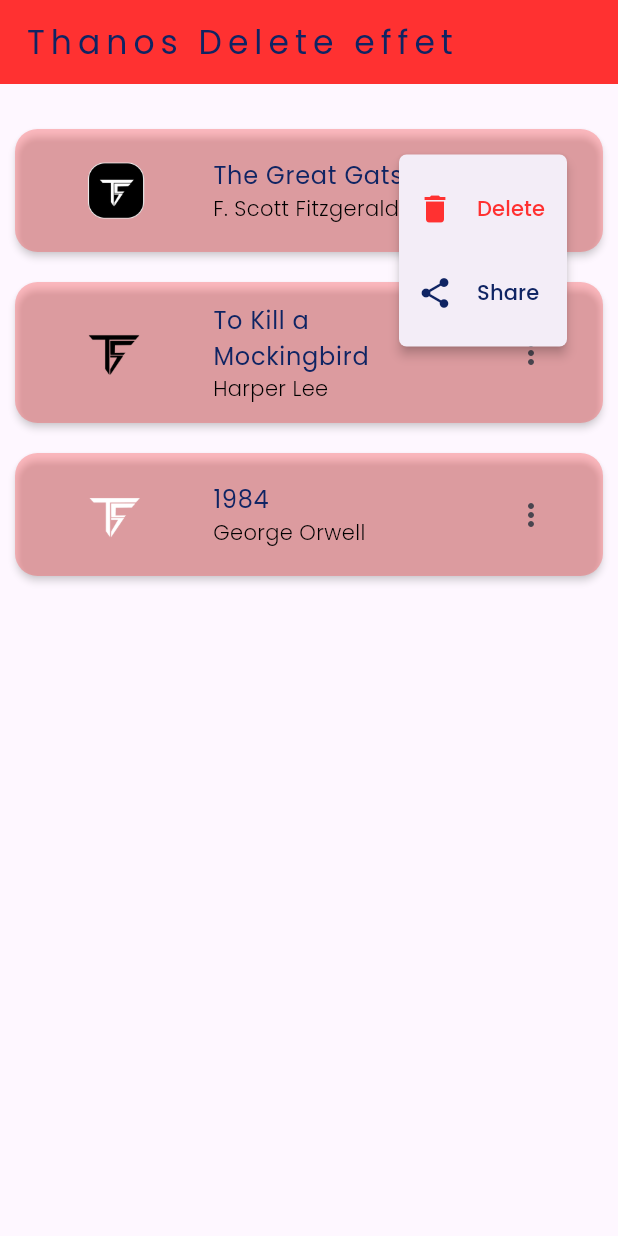
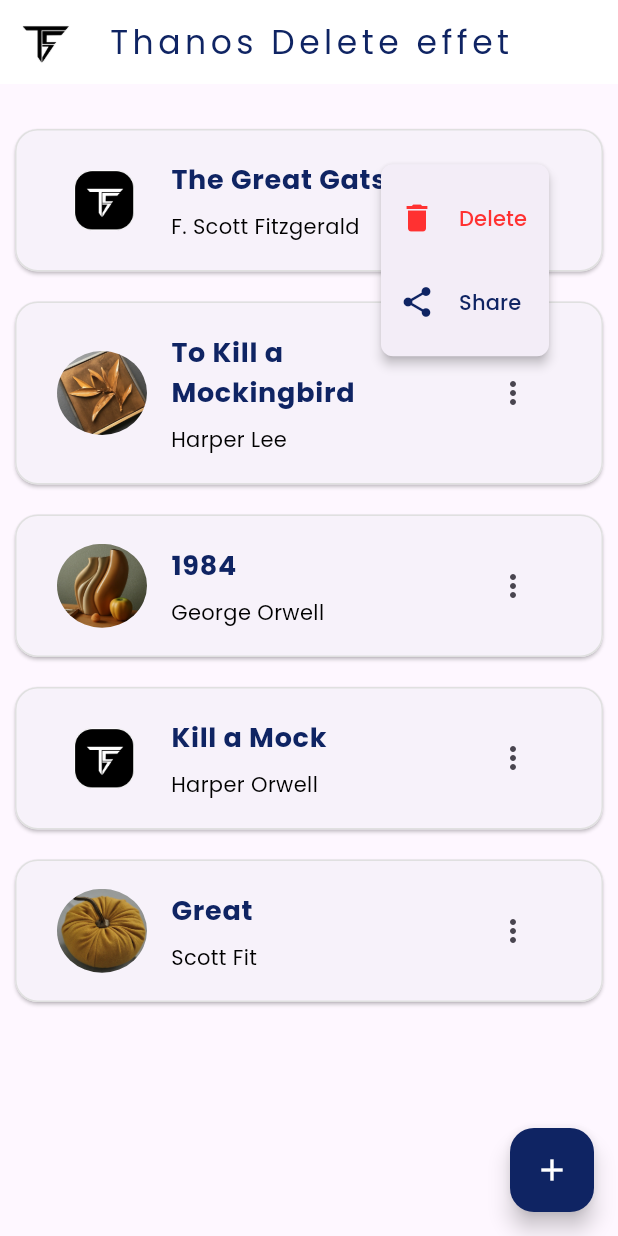
Before and after one commit to TilStack/FlutterProjects, a Flutter app: the screen it shows after launch, after a tap on the "more vert" icon, on a phone screen of 412 x 824 dp. Run offline on Flutter 3.47's test engine with Material 3 defaults, Android fonts, the light colour scheme and no system bars; our stand-ins replace convex_bottom_bar, flex_color_scheme, google_fonts, zoom_tap_animation; missing offline and left inert: snappable_thanos, spincircle_bottom_bar; statements that could not run were skipped.

Commit message:
some modifications

```diff
--- a/thanos_effect_works/lib/screens/thanos_delete_page.dart
+++ b/thanos_effect_works/lib/screens/thanos_delete_page.dart
@@ -16,16 +16,21 @@ class _Thanos_DeleteState extends State<Thanos_Delete> {
   Widget build(BuildContext context) {
     List<Map<String, String>> cardData = [
       {'title': 'The Great Gatsby', 'subtitle': 'F. Scott Fitzgerald', 'image': 'assets/png/cc.png'},
-      {'title': 'To Kill a Mockingbird', 'subtitle': 'Harper Lee', 'image': 'assets/png/til.png'},
-      {'title': '1984', 'subtitle': 'George Orwell', 'image': 'assets/png/tillwhite.png'},
+      {'title': 'To Kill a Mockingbird', 'subtitle': 'Harper Lee', 'image': 'assets/png/a.jpg'},
+      {'title': '1984', 'subtitle': 'George Orwell', 'image': 'assets/png/e.jpg'},
+      {'title': 'Kill a Mock', 'subtitle': 'Harper Orwell', 'image': 'assets/png/cc.png'},
+      {'title': 'Great', 'subtitle': 'Scott Fit', 'image': 'assets/png/rt.jpg'},
     ];
     return Scaffold(
       appBar: AppBar(
-        backgroundColor: SECOND_COLOR,
+        centerTitle: true,
+        backgroundColor: Colors.white,
         foregroundColor: FIRST_COLOR,
         title: Text(widget.title,style: GoogleFonts.poppins(
-          letterSpacing: 4
-        ),),
+          letterSpacing: 3
+        ),
+        ),
+        leading: Container(margin:EdgeInsets.only(left: 5),child: Image.asset("assets/png/till.png")),
       ),
       body: Container(
         margin: const EdgeInsets.only(top: 20),
@@ -41,7 +46,15 @@ class _Thanos_DeleteState extends State<Thanos_Delete> {
             );
           },
         ),
-      )
+      ),
+      floatingActionButton: FloatingActionButton(
+        backgroundColor: FIRST_COLOR,
+        foregroundColor: Colors.white,
+        onPressed: (){
+        },
+        tooltip: 'Increment',
+        child: const Icon(Icons.add),
+      ),
     );
   }
 }
--- a/thanos_effect_works/lib/wiidgets/card_property.dart
+++ b/thanos_effect_works/lib/wiidgets/card_property.dart
@@ -2,10 +2,13 @@ import 'package:flutter/material.dart';
 import 'package:google_fonts/google_fonts.dart';
 import 'package:snappable_thanos/snappable_thanos.dart';
 import 'package:thanos_effect_works/utils/constants.dart';
+
 class CardTitle extends StatefulWidget {
-  CardTitle({required this.title,
+  CardTitle({
+    required this.title,
     required this.subtitle,
-      required this.image});
+    required this.image,
+  });
 
   final String title;
   final String subtitle;
@@ -20,40 +23,90 @@ class _CardTitleState extends State<CardTitle> {
 
   @override
   Widget build(BuildContext context) {
-    bool contentvalue=false;
-    bool contentvalue2=false;
+    bool contentvalue = false;
+    bool contentvalue2 = false;
+
     return Snappable(
       key: key,
       snapOnTap: false,
-      onSnapped: () { print('OnSnapped'); },
+      duration: Duration(seconds: 2),
+      onSnapped: () {
+        print('OnSnapped');
+      },
       child: Card(
         shape: RoundedRectangleBorder(
           borderRadius: BorderRadius.circular(15),
+          side: BorderSide(color: Colors.grey.shade300), // Use BorderSide here
         ),
-          margin: const EdgeInsets.symmetric(horizontal: 10,vertical: 10),
-          elevation: 2,
-          color: SECOND_COLOR.withOpacity(0.3),
-          shadowColor:   Colors.grey.withOpacity(0.5),
+        margin: const EdgeInsets.symmetric(horizontal: 10, vertical: 10),
+        elevation: 1,
         child: Padding(
-            padding: const EdgeInsets.symmetric(vertical: 5),
-            child: Container(
+          padding: const EdgeInsets.all(12),
           child: ListTile(
-                title: Text(widget.title, style: GoogleFonts.poppins(
+            title: Text(
+              widget.title,
+              style: GoogleFonts.poppins(
+                color: FIRST_COLOR,
+                fontWeight: FontWeight.bold,
+                fontSize: 18,
+              ),
+            ),
+            subtitle: Padding(
+              padding: const EdgeInsets.only(top: 8),
+              child: Text(
+                widget.subtitle,
+                style: GoogleFonts.poppins(
+                  color: Colors.black,
+                  fontSize: 14,
+                ),
+              ),
+            ),
+            leading: ClipOval(
+              child: Image.asset(
+                widget.image,
+                width: 60,
+                height: 60,
+                fit: BoxFit.cover,
+              ),
+            ),
+            trailing: PopupMenuButton(
+              shape: RoundedRectangleBorder(
+                borderRadius: BorderRadius.circular(8),
+              ),
+              itemBuilder: (context) => [
+                PopupMenuItem(
+                  value: true,
+                  child: ListTile(
+                    title: Text(
+                      'Delete',
+                      style: GoogleFonts.poppins(
+                        color: SECOND_COLOR,
+                      ),
+                    ),
+                    leading: Icon(
+                      Icons.delete,
+                      color: SECOND_COLOR,
+                    ),
+                  ),
+                ),
+                PopupMenuItem(
+                  value: false,
+                  child: ListTile(
+                    title: Text(
+                      'Share',
+                      style: GoogleFonts.poppins(
                         color: FIRST_COLOR,
                       ),
                     ),
-                subtitle: Text(widget.subtitle, style: GoogleFonts.poppins(color:Colors.black, fontWeight: FontWeight.w300),),
-                leading: ClipOval(
-                  child: Image.asset(widget.image, width: 100,height: 100,),
+                    leading: Icon(
+                      Icons.share,
+                      color: FIRST_COLOR,
                     ),
-                trailing: PopupMenuButton(
-                  shape: RoundedRectangleBorder(borderRadius: BorderRadius.circular(5)),
-                  itemBuilder: (context)=>[
-                    PopupMenuItem(value: true, child: ListTile(title: Text('Delete', style: GoogleFonts.poppins(color:SECOND_COLOR,)),leading: Icon(Icons.delete,color: SECOND_COLOR,),)),
-                    PopupMenuItem(value: false, child: ListTile(title: Text('Share',style: GoogleFonts.poppins(color: FIRST_COLOR,),),leading: Icon(Icons.share,color: FIRST_COLOR,),)),
+                  ),
+                ),
               ],
-                  onSelected: (value){
-                      setState((){
+              onSelected: (value) {
+                setState(() {
                   if (value) {
                     contentvalue = true;
                   } else {
@@ -65,10 +118,10 @@ class _CardTitleState extends State<CardTitle> {
             ),
           ),
         ),
-          )
       ),
     );
   }
+
   void snap() {
     key.currentState?.snap();
   }
```
Also changed, not shown: thanos_effect_works/assets/png/a.jpg (added), thanos_effect_works/assets/png/e.jpg (added), thanos_effect_works/assets/png/r.jpg (added), thanos_effect_works/assets/png/rt.jpg (added), 1 other file. Lines whose indentation alone changed are shown as unchanged.
